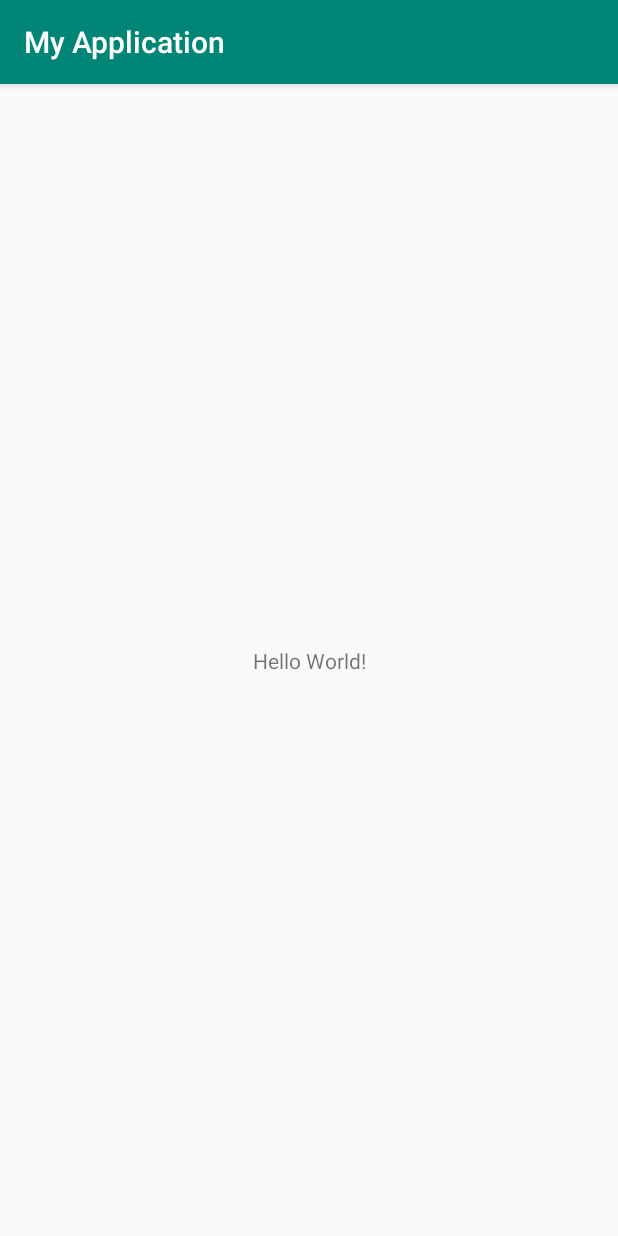
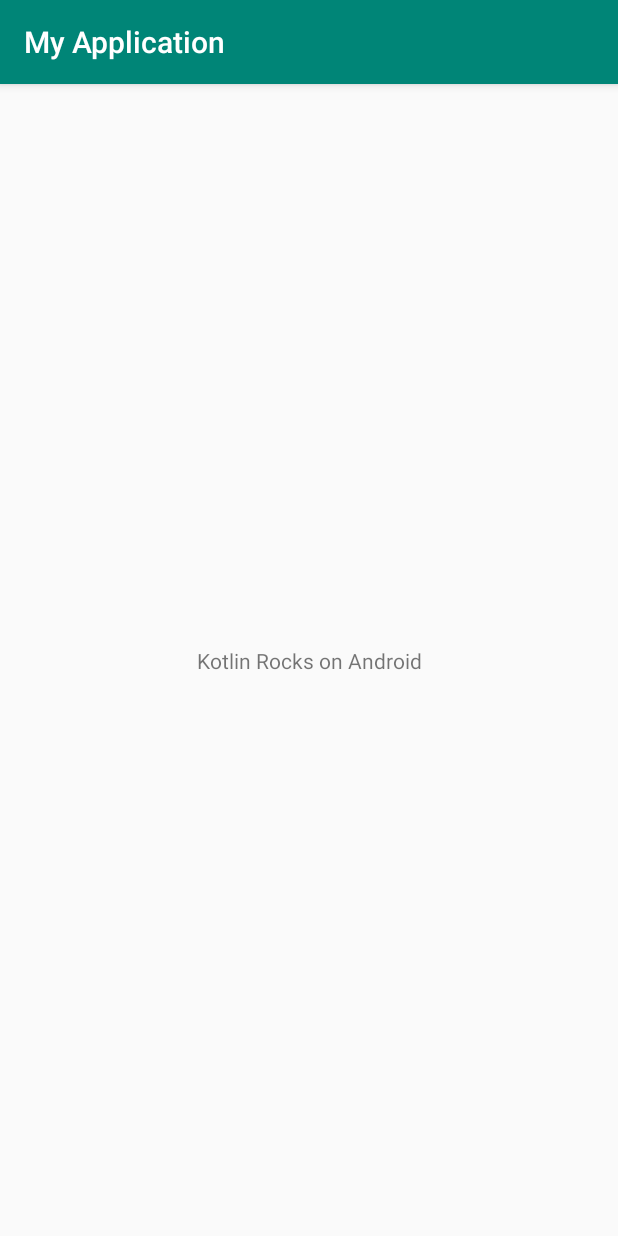
Before and after one commit to luckyhandler/kotlin-multiplatform-prototype, an Android app: the screen it shows after launch (MainActivity), on a phone screen of 412 x 824 dp. Run offline under Robolectric (Android 15) with nearby library versions, the phone set to English and light mode, and no system bars.

Commit message:
Use data from mpp module in Android

```diff
--- a/app/build.gradle
+++ b/app/build.gradle
@@ -25,11 +25,15 @@ android {
 
 dependencies {
     implementation fileTree(dir: 'libs', include: ['*.jar'])
+    implementation project(':SharedCode')
+
     implementation"org.jetbrains.kotlin:kotlin-stdlib-jdk7:$kotlin_version"
     implementation 'androidx.appcompat:appcompat:1.1.0'
     implementation 'androidx.core:core-ktx:1.1.0'
     implementation 'androidx.constraintlayout:constraintlayout:1.1.3'
+
     testImplementation 'junit:junit:4.12'
-    androidTestImplementation 'androidx.test.ext:junit:1.1.0'
+
+    androidTestImplementation 'androidx.test.ext:junit:1.1.1'
     androidTestImplementation 'androidx.test.espresso:espresso-core:3.2.0'
 }
--- a/app/src/main/java/de/handler/mpp/mobile/MainActivity.kt
+++ b/app/src/main/java/de/handler/mpp/mobile/MainActivity.kt
@@ -2,11 +2,14 @@ package de.handler.mpp.mobile
 
 import androidx.appcompat.app.AppCompatActivity
 import android.os.Bundle
+import android.widget.TextView
 
 class MainActivity : AppCompatActivity() {
 
     override fun onCreate(savedInstanceState: Bundle?) {
         super.onCreate(savedInstanceState)
         setContentView(R.layout.activity_main)
+
+        findViewById<TextView>(R.id.main_text_view).text = createApplicationScreenMessage()
     }
 }
--- a/app/src/main/res/layout/activity_main.xml
+++ b/app/src/main/res/layout/activity_main.xml
@@ -7,6 +7,7 @@
     tools:context=".MainActivity">
 
     <TextView
+        android:id="@+id/main_text_view"
         android:layout_width="wrap_content"
         android:layout_height="wrap_content"
         android:text="Hello World!"
```
